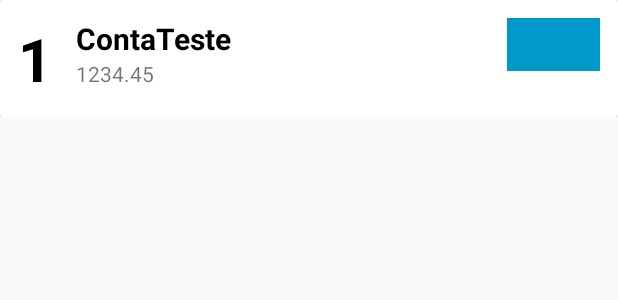
After one commit to Little-Tooth-Tecnologies/tooth-wallet, an Android app: the layout my_row.xml on its own in the app's theme, with its tools: preview values and no code run, on a phone screen of 412 x 824 dp. The commit adds this screen. Shown: the top 300 px of the screen. Run offline under Robolectric (Android 15) with nearby library versions, the light colour scheme and no system bars; Roboto replaces fonts that are not available here.

Commit message:
CR feito

```diff
--- a/app/src/main/java/com/example/littletoothwallet/controller/MainActivity.kt
+++ b/app/src/main/java/com/example/littletoothwallet/controller/MainActivity.kt
@@ -7,6 +7,7 @@ import android.os.Bundle
 import android.os.Handler
 import android.widget.TextView
 import com.example.littletoothwallet.R
+import com.example.littletoothwallet.model.connection.ConnectionBD
 import com.google.firebase.auth.ktx.auth
 import com.google.firebase.ktx.Firebase
 
@@ -26,6 +27,9 @@ class MainActivity : BaseActivity() {
     override fun onCreate(savedInstanceState: Bundle?) {
         super.onCreate(savedInstanceState)
         setContentView(R.layout.activity_main)
+
+        val connectionBD = ConnectionBD(this@MainActivity)
+        val database = connectionBD.writableDatabase
 
         // busca a variavel de texto e gera um random baseado o java util
         val loadingTextView = findViewById<TextView>(R.id.loading_strings)
--- a/app/src/main/java/com/example/littletoothwallet/model/dao/BankAccountDAO.kt
+++ b/app/src/main/java/com/example/littletoothwallet/model/dao/BankAccountDAO.kt
@@ -5,10 +5,14 @@ import android.content.Context
 import android.database.sqlite.SQLiteDatabase
 import android.widget.Toast
 import com.example.littletoothwallet.R
+import com.example.littletoothwallet.model.connection.ConnectionBD
 import com.example.littletoothwallet.model.dto.BankAccount
 
 
-class BankAccountDAO(private val database: SQLiteDatabase, private val context: Context) {
+class BankAccountDAO(private val context: Context) {
+
+    private val connectionBD : ConnectionBD = ConnectionBD(context)
+    private val database : SQLiteDatabase = connectionBD.writableDatabase
 
     fun insertBankAccount(account: BankAccount) {
         val values = ContentValues().apply {
--- /dev/null
+++ b/app/src/main/res/layout/my_row.xml
@@ -0,0 +1,59 @@
+<?xml version="1.0" encoding="utf-8"?>
+<LinearLayout xmlns:android="http://schemas.android.com/apk/res/android"
+    xmlns:app="http://schemas.android.com/apk/res-auto"
+    xmlns:tools="http://schemas.android.com/tools"
+    android:orientation="vertical"
+    android:layout_width="match_parent"
+    android:layout_height="wrap_content">
+
+    <androidx.cardview.widget.CardView
+        android:layout_width="match_parent"
+        android:layout_height="wrap_content" >
+
+        <androidx.constraintlayout.widget.ConstraintLayout
+            android:layout_width="match_parent"
+            android:layout_height="wrap_content"
+            android:padding="12dp">
+
+            <TextView
+                android:id="@+id/bankAccount_id_txt"
+                android:layout_width="wrap_content"
+                android:layout_height="wrap_content"
+                android:text="1"
+                android:textSize="40sp"
+                android:textStyle="bold"
+                android:textColor="#000"
+                app:layout_constraintBottom_toBottomOf="parent"
+                app:layout_constraintStart_toStartOf="parent"
+                app:layout_constraintTop_toTopOf="parent" />
+
+            <TextView
+                android:id="@+id/bankAccount_title_txt"
+                android:layout_width="wrap_content"
+                android:layout_height="wrap_content"
+                android:layout_marginStart="16dp"
+                android:text="ContaTeste"
+                android:textSize="20sp"
+                android:textStyle="bold"
+                android:textColor="#000"
+                app:layout_constraintStart_toEndOf="@+id/bankAccount_id_txt"
+                app:layout_constraintTop_toTopOf="@+id/bankAccount_id_txt" />
+
+            <TextView
+                android:id="@+id/bankAccount_balance_txt"
+                android:layout_width="wrap_content"
+                android:layout_height="wrap_content"
+                android:text="1234.45"
+                app:layout_constraintStart_toStartOf="@+id/bankAccount_title_txt"
+                app:layout_constraintTop_toBottomOf="@+id/bankAccount_title_txt" />
+
+            <View
+                android:id="@+id/bankAccount_flag"
+                android:layout_width="62dp"
+                android:layout_height="35dp"
+                android:background="@android:color/holo_blue_dark"
+                app:layout_constraintEnd_toEndOf="parent"
+                app:layout_constraintTop_toTopOf="parent" />
+        </androidx.constraintlayout.widget.ConstraintLayout>
+    </androidx.cardview.widget.CardView>
+</LinearLayout>
```
Also changed, not shown: app/src/main/java/com/example/littletoothwallet/adapter/BankAccountsAdapter.kt (added, +38 -0 lines), app/src/main/java/com/example/littletoothwallet/controller/AddPaymentEntryActivity.kt (+7 -2 lines), app/src/main/java/com/example/littletoothwallet/controller/HomeActivity.kt (+25 -0 lines), app/src/main/java/com/example/littletoothwallet/model/connection/ConnectionDB.kt (+5 -5 lines), app/src/main/res/values/themes.xml (+5 -5 lines).
